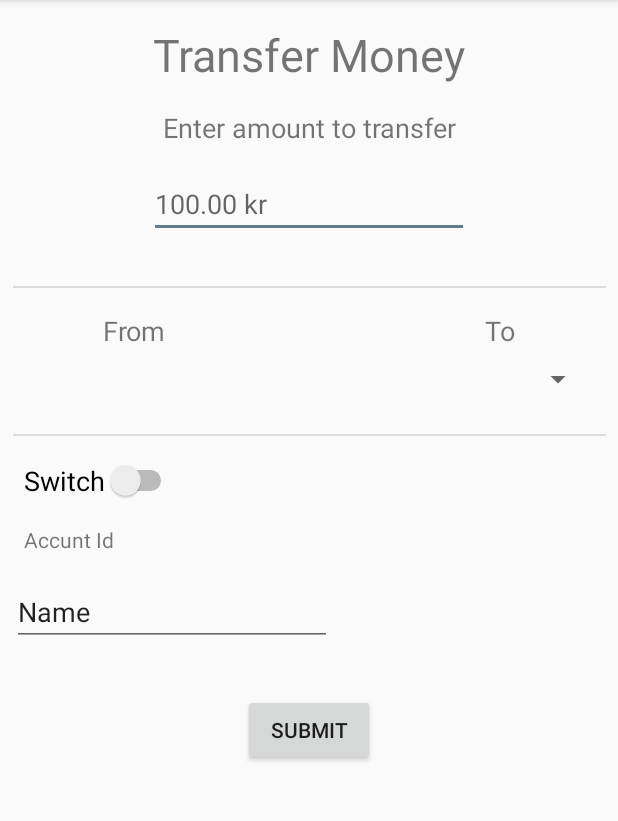
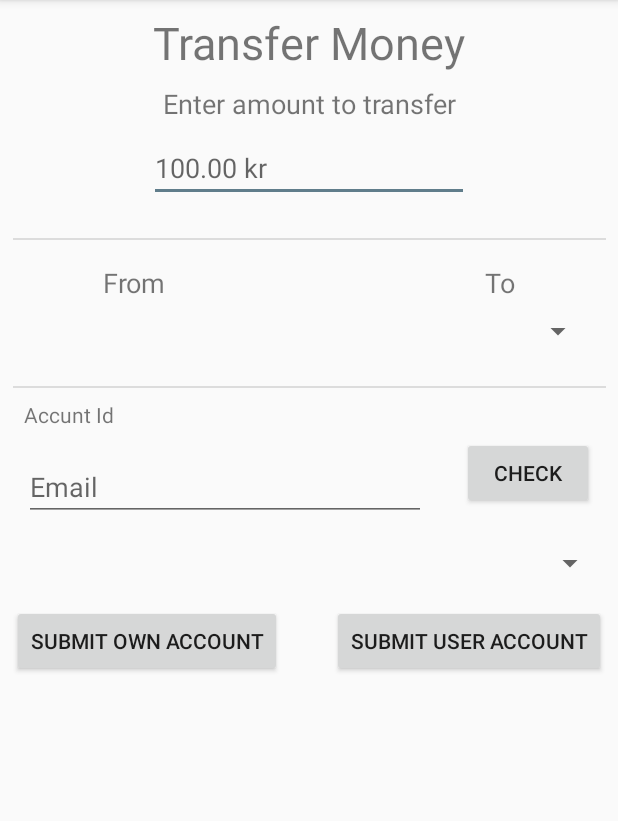
Before and after one commit to CPSO/KeaBankApp, an Android app: the AccountTransfer screen opened directly, with no data from a screen before it, on a phone screen of 412 x 824 dp, the part 84-905 px from its top. Run offline under Robolectric (Android 15) with nearby library versions, the phone set to English and light mode, and no system bars; our stand-ins replace Firebase (no records; nobody signed in at launch, a user with empty details on screens opened directly).

```diff
--- a/app/src/main/java/com/example/keabankapp/account/AccountTransfer.java
+++ b/app/src/main/java/com/example/keabankapp/account/AccountTransfer.java
@@ -7,6 +7,7 @@ import android.support.annotation.NonNull;
 import android.support.v7.app.AppCompatActivity;
 import android.os.Bundle;
 import android.text.InputType;
+import android.text.TextUtils;
 import android.util.Log;
 import android.util.SparseIntArray;
 import android.view.View;
@@ -49,8 +50,8 @@ public class AccountTransfer extends AppCompatActivity {
     //Firebase
     private FirebaseAuth.AuthStateListener mAuthListener;
     Spinner spinnerToAccount;
-    Button btnSubmit;
-    EditText etAmount;
+    Button btnSubmit,btnGlobalSubmit,btnGetData;
+    EditText etAmount,etAccountToEmail;
     TextView tvAccountName;
     private String accountID,accountToID;
     private double accountToBalance,accountFromBalance;
@@ -171,6 +172,13 @@ public class AccountTransfer extends AppCompatActivity {
                 Log.d(TAG, "onSuccess: ACCOUNTSELECTNAME !!!!");
             }
         });
+    }
+
+
+    private void setupGlobalSpinner(){
+        String userId = FirebaseAuth.getInstance().getCurrentUser().getUid();
+        final FirebaseFirestore db = FirebaseFirestore.getInstance();
+
     }
 
     private void getTransferMoney(){
@@ -308,55 +316,7 @@ public class AccountTransfer extends AppCompatActivity {
                 }
             }
         });
-
         finish();
-
-        //Tasks.whenAllComplete()
-
-        /*
-        try {
-            Log.d(TAG, "onClickSubmit: trying parse double " + valueFromET);
-
-            accountToRef.update(
-                    "aAmount",toAccountBalance).addOnCompleteListener(new OnCompleteListener<Void>() {
-                @Override
-                public void onComplete(@NonNull Task<Void> task) {
-                    if(task.isSuccessful()){
-                        Toast.makeText(AccountTransfer.this, "Balance Added",
-                                Toast.LENGTH_SHORT).show();
-
-                    }
-                    else{
-                        Toast.makeText(AccountTransfer.this, "Failed!",
-                                Toast.LENGTH_SHORT).show();
-                    }
-                }
-            }).addOnFailureListener(new OnFailureListener() {
-                @Override
-                public void onFailure(@NonNull Exception e) {
-                    Log.d(TAG, "onFailure: " + e);
-                }
-            });
-
-            accountFromRef.update("aAmount",newBalance).addOnSuccessListener(new OnSuccessListener<Void>() {
-                @Override
-                public void onSuccess(Void aVoid) {
-                    Log.d(TAG, "onSuccess: Account from balance" + newBalance);
-
-                }
-            }).addOnFailureListener(new OnFailureListener() {
-                @Override
-                public void onFailure(@NonNull Exception e) {
-
-                }
-            });
-
-        } catch (Exception e1){
-            e1.printStackTrace();
-            Log.d(TAG, "onClickSubmit: parsing failed ");
-        }
-        */
-
     }
     private void makeTransactionHistory(){
         String userId = FirebaseAuth.getInstance().getCurrentUser().getUid();
@@ -409,6 +369,29 @@ public class AccountTransfer extends AppCompatActivity {
         }
     };
 
+    private View.OnClickListener onClickGetData = new View.OnClickListener() {
+        @Override
+        public void onClick(View v) {
+            Log.d(TAG, "onClick: Get Data pressed");
+            if (!validateForm()) {
+                return;
+            }
+        }
+    };
+
+    private boolean validateForm() {
+        boolean valid = true;
+
+        String acEmail = etAccountToEmail.getText().toString();
+        if (TextUtils.isEmpty(acEmail)) {
+            etAccountToEmail.setError("Required.");
+            valid = false;
+        } else {
+            etAccountToEmail.setError(null);
+        }
+        return valid;
+    }
+
 
 
     private void setupNemCode(){
@@ -427,6 +410,10 @@ public class AccountTransfer extends AppCompatActivity {
         spinnerToAccount = findViewById(R.id.spinnerToAccount);
         btnSubmit.setOnClickListener(onClickSubmitTransf);
         tvAccountName = findViewById(R.id.tvAccountName);
+        etAccountToEmail = findViewById(R.id.etAccountEmail);
+        //btnGlobalSubmit.setOnClickListener(onClickGlobalSubmit);
+        btnGetData = findViewById(R.id.btnGetData);
+        btnGetData.setOnClickListener(onClickGetData);
 
 
     }
--- a/app/src/main/res/layout/activity_account_transfer.xml
+++ b/app/src/main/res/layout/activity_account_transfer.xml
@@ -10,7 +10,7 @@
         android:id="@+id/textView5"
         android:layout_width="wrap_content"
         android:layout_height="wrap_content"
-        android:layout_marginTop="16dp"
+        android:layout_marginTop="8dp"
         android:text="Transfer Money"
         android:textSize="30sp"
         app:layout_constraintEnd_toEndOf="parent"
@@ -21,7 +21,7 @@
         android:id="@+id/textView6"
         android:layout_width="wrap_content"
         android:layout_height="wrap_content"
-        android:layout_marginTop="16dp"
+        android:layout_marginTop="8dp"
         android:text="Enter amount to transfer"
         android:textSize="18sp"
         app:layout_constraintEnd_toEndOf="parent"
@@ -32,7 +32,7 @@
         android:id="@+id/etTransfAmount"
         android:layout_width="wrap_content"
         android:layout_height="wrap_content"
-        android:layout_marginTop="16dp"
+        android:layout_marginTop="8dp"
         android:ems="10"
         android:hint="100.00 kr"
         android:inputType="numberDecimal"
@@ -45,7 +45,7 @@
         android:layout_width="395dp"
         android:layout_height="1dp"
         android:layout_marginStart="100dp"
-        android:layout_marginTop="32dp"
+        android:layout_marginTop="24dp"
         android:layout_marginEnd="100dp"
         android:background="?android:attr/listDivider"
         app:layout_constraintEnd_toEndOf="parent"
@@ -124,14 +124,16 @@
         app:layout_constraintTop_toBottomOf="@+id/tvAccountName" />
 
     <EditText
-        android:id="@+id/editText2"
-        android:layout_width="wrap_content"
+        android:id="@+id/etAccountEmail"
+        android:layout_width="0dp"
         android:layout_height="wrap_content"
-        android:layout_marginStart="8dp"
+        android:layout_marginStart="16dp"
         android:layout_marginTop="16dp"
+        android:layout_marginEnd="24dp"
         android:ems="10"
+        android:hint="Email"
         android:inputType="textPersonName"
-        android:text="Name"
+        app:layout_constraintEnd_toStartOf="@id/btnGetData"
         app:layout_constraintStart_toStartOf="parent"
         app:layout_constraintTop_toBottomOf="@+id/textView7" />
 
@@ -140,32 +142,47 @@
         android:layout_width="wrap_content"
         android:layout_height="wrap_content"
         android:layout_marginStart="16dp"
-        android:layout_marginTop="16dp"
+        android:layout_marginTop="8dp"
         android:text="Accunt Id"
         app:layout_constraintStart_toStartOf="parent"
-        app:layout_constraintTop_toBottomOf="@+id/switchTypeTransf" />
+        app:layout_constraintTop_toBottomOf="@+id/divider7" />
 
     <Button
         android:id="@+id/btnTransfSubmit"
         android:layout_width="wrap_content"
         android:layout_height="wrap_content"
         android:layout_marginStart="8dp"
-        android:layout_marginTop="32dp"
-        android:layout_marginEnd="8dp"
-        android:text="@string/popup_btnSubmit"
+        android:layout_marginTop="16dp"
+        android:text="submit own account"
+        app:layout_constraintStart_toStartOf="parent"
+        app:layout_constraintTop_toBottomOf="@+id/spinner" />
+
+    <Spinner
+        android:id="@+id/spinner"
+        android:layout_width="395dp"
+        android:layout_height="wrap_content"
+        android:layout_marginTop="16dp"
         app:layout_constraintEnd_toEndOf="parent"
         app:layout_constraintStart_toStartOf="parent"
-        app:layout_constraintTop_toBottomOf="@+id/editText2" />
+        app:layout_constraintTop_toBottomOf="@+id/etAccountEmail" />
 
-    <Switch
-        android:id="@+id/switchTypeTransf"
+    <Button
+        android:id="@+id/button"
         android:layout_width="wrap_content"
         android:layout_height="wrap_content"
-        android:layout_marginStart="16dp"
-        android:layout_marginTop="16dp"
-        android:text="Switch"
-        android:textSize="18sp"
-        app:layout_constraintStart_toStartOf="parent"
-        app:layout_constraintTop_toBottomOf="@+id/divider7" />
+        android:layout_marginEnd="8dp"
+        android:text="submit user account"
+        app:layout_constraintBottom_toBottomOf="@+id/btnTransfSubmit"
+        app:layout_constraintEnd_toEndOf="parent" />
+
+    <Button
+        android:id="@+id/btnGetData"
+        android:layout_width="wrap_content"
+        android:layout_height="wrap_content"
+        android:layout_marginEnd="16dp"
+        android:layout_marginBottom="8dp"
+        android:text="Check"
+        app:layout_constraintBottom_toBottomOf="@+id/etAccountEmail"
+        app:layout_constraintEnd_toEndOf="parent" />
 
 </android.support.constraint.ConstraintLayout>
```
